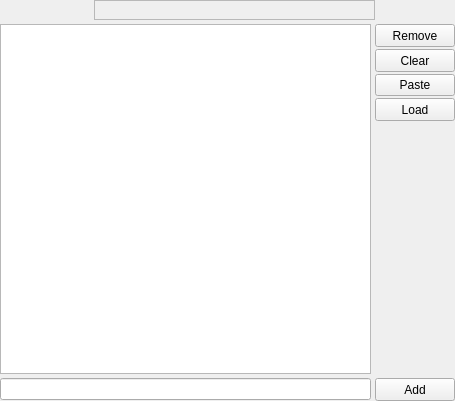
3nock/OTE, file sub3suite/src/widgets/InputWidget.ui: the form before one commit.
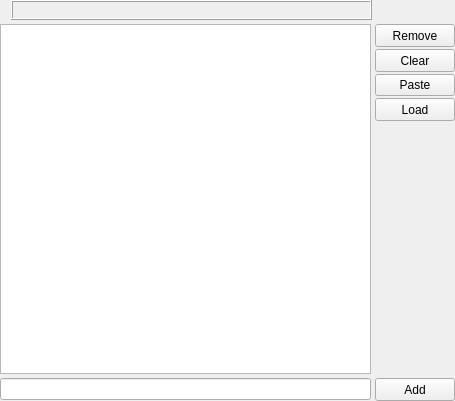
The form after the commit.

What changed in the file:
```diff
--- a/sub3suite/src/widgets/InputWidget.ui
+++ b/sub3suite/src/widgets/InputWidget.ui
@@ -34,14 +34,14 @@
      <item>
       <widget class="QLabel" name="labelName">
        <property name="sizePolicy">
-        <sizepolicy hsizetype="Fixed" vsizetype="Maximum">
+        <sizepolicy hsizetype="Maximum" vsizetype="Maximum">
          <horstretch>0</horstretch>
          <verstretch>0</verstretch>
         </sizepolicy>
        </property>
        <property name="minimumSize">
         <size>
-         <width>90</width>
+         <width>0</width>
          <height>0</height>
         </size>
        </property>
@@ -65,7 +65,7 @@
      <item>
       <widget class="QLabel" name="labelCount">
        <property name="frameShape">
-        <enum>QFrame::StyledPanel</enum>
+        <enum>QFrame::Box</enum>
        </property>
        <property name="frameShadow">
         <enum>QFrame::Raised</enum>
@@ -85,7 +85,7 @@
        </property>
        <property name="sizeHint" stdset="0">
         <size>
-         <width>80</width>
+         <width>83</width>
          <height>20</height>
         </size>
        </property>
```
Left out of the diff: 3 changed lines with no effect on the pictures.
